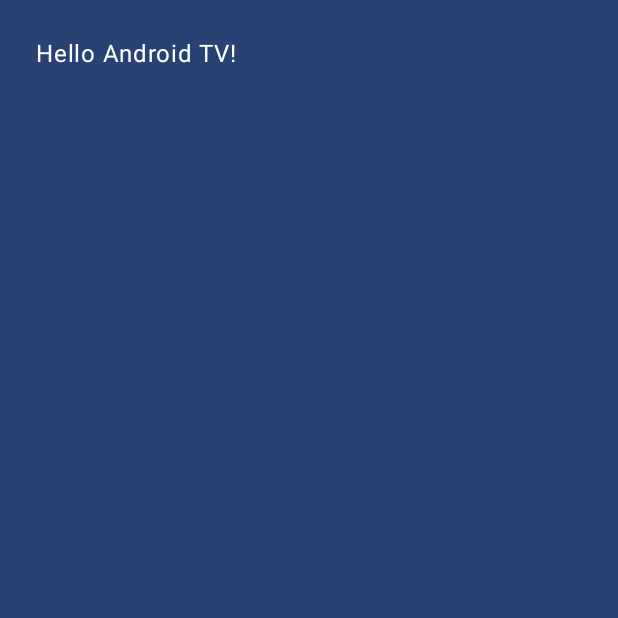
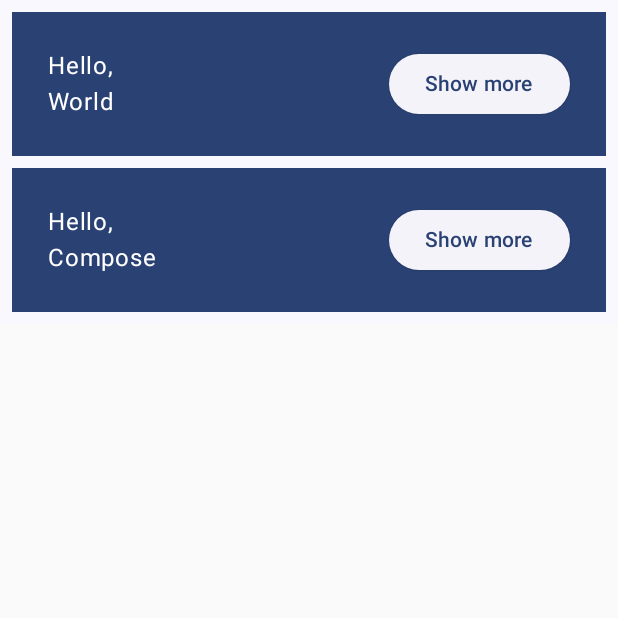
Before and after one commit to atsutama2/AppAndroid, an Android app built with Jetpack Compose: the screen it shows after launch (MainActivity), on a phone screen of 412 x 824 dp, the top half of it. Before the commit the part shown is almost empty. Run offline under Robolectric (Android 15) with nearby library versions, the phone set to English and light mode, and no system bars.

Commit message:
add sample code

```diff
--- a/app/src/main/java/jp/co/atsutama2/app_android/MainActivity.kt
+++ b/app/src/main/java/jp/co/atsutama2/app_android/MainActivity.kt
@@ -3,12 +3,18 @@ package jp.co.atsutama2.app_android
 import android.os.Bundle
 import androidx.activity.ComponentActivity
 import androidx.activity.compose.setContent
+import androidx.compose.foundation.layout.Column
+import androidx.compose.foundation.layout.Row
 import androidx.compose.foundation.layout.fillMaxSize
+import androidx.compose.foundation.layout.fillMaxWidth
 import androidx.compose.foundation.layout.padding
+import androidx.compose.material3.ElevatedButton
 import androidx.compose.material3.MaterialTheme
 import androidx.compose.material3.Surface
 import androidx.compose.material3.Text
 import androidx.compose.runtime.Composable
+import androidx.compose.runtime.mutableStateOf
+import androidx.compose.runtime.remember
 import androidx.compose.ui.Modifier
 import androidx.compose.ui.tooling.preview.Preview
 import androidx.compose.ui.unit.dp
@@ -20,55 +26,125 @@ class MainActivity : ComponentActivity() {
         setContent {
             App_androidTheme {
                 // A surface container using the 'background' color from the theme
-//                Surface(
-//                    modifier = Modifier.fillMaxSize(),
-//                    color = MaterialTheme.colorScheme.background,
-//                ) {
-//                    Greeting("Android & iOS")
-//                }
-                MyApp(modifier = Modifier.fillMaxSize())
+                Surface {
+                    MyApp()
+                }
             }
         }
     }
 }
 
 @Composable
-fun Greeting(name: String) {
-    Surface(color = MaterialTheme.colorScheme.primary) {
-        Text (text = "Hello $name!", Modifier.padding(24.dp))
+fun MyApp(
+    modifier: Modifier = Modifier,
+    names: List<String> = listOf("World", "Compose")
+) {
+    Column(modifier = modifier.padding(vertical = 4.dp)) {
+        for (name in names) {
+            Greeting(name = name)
+        }
     }
 }
 
 @Composable
-private fun MyApp(modifier: Modifier = Modifier) {
+fun Greeting(name: String) {
+    val expanded = remember { mutableStateOf(false) }
+    val extraPadding = if (expanded.value) 48.dp else 0.dp
+
     Surface(
-        modifier = modifier,
-        color = MaterialTheme.colorScheme.background
+        color = MaterialTheme.colorScheme.primary,
+        modifier = Modifier.padding(vertical = 4.dp, horizontal = 8.dp)
     ) {
-        Greeting("Android TV")
+        Row(modifier = Modifier.padding(24.dp)) {
+            Column(modifier = Modifier
+                .weight(1f)
+                .padding(bottom = extraPadding)
+            ) {
+                Text(text = "Hello, ")
+                Text(text = name)
+            }
+            ElevatedButton(
+                onClick = { expanded.value = !expanded.value }
+            ) {
+                Text(if (expanded.value) "Show less" else "Show more")
+            }
+        }
     }
 }
 
-@Preview(showBackground = true , name = "Text Android")
+
+@Preview
 @Composable
-fun GreetingAndroidPreview() {
-    App_androidTheme {
-        Greeting("Android")
+fun GreetingPreview() {
+    val expanded = remember { mutableStateOf(false) }
+    val extraPadding = if (expanded.value) 48.dp else 0.dp
+
+    Surface(
+        color = MaterialTheme.colorScheme.primary,
+        modifier = Modifier.padding(vertical = 4.dp, horizontal = 8.dp)
+    ) {
+        Row(modifier = Modifier.padding(24.dp)) {
+            Column(modifier = Modifier
+                .weight(1f)
+                .padding(bottom = extraPadding)
+            ) {
+                Text(text = "Hello, ")
+                Text(text = "Atsutama!")
+            }
+            ElevatedButton(
+                onClick = { expanded.value = !expanded.value }
+            ) {
+                Text(if (expanded.value) "Show less" else "Show more")
+            }
+        }
     }
 }
 
-@Preview(showBackground = true, name = "Text iOS")
-@Composable
-fun GreetingIosPreview() {
-    App_androidTheme {
-        Greeting("iOS")
-    }
-}
+//@Composable
+//fun Greeting(name: String) {
+//    Surface(color = MaterialTheme.colorScheme.primary) {
+//        Text (text = "Hello $name!", Modifier.padding(24.dp))
+//    }
+//}
 
-@Preview(showBackground = true)
-@Composable
-fun DefaultPreview() {
-    App_androidTheme {
-        MyApp()
-    }
-}
+//@Composable
+//private fun MyApp(modifier: Modifier = Modifier) {
+//    Surface(
+//        modifier = modifier,
+//        color = MaterialTheme.colorScheme.background
+//    ) {
+//        Greeting("Android TV")
+//    }
+//}
+
+//@Preview(showBackground = true , name = "Text Android")
+//@Composable
+//fun GreetingAndroidPreview() {
+//    App_androidTheme {
+//        Greeting("Android")
+//    }
+//}
+
+//@Preview(showBackground = true, name = "Text iOS")
+//@Composable
+//fun GreetingIosPreview() {
+//    App_androidTheme {
+//        Greeting("iOS")
+//    }
+//}
+
+//@Preview(showBackground = true, widthDp = 320)
+//@Composable
+//fun Default1Preview() {
+//    App_androidTheme {
+//        MyApp()
+//    }
+//}
+//
+//@Preview(showBackground = true)
+//@Composable
+//fun Default2Preview() {
+//    App_androidTheme {
+//        MyApp()
+//    }
+//}
```
